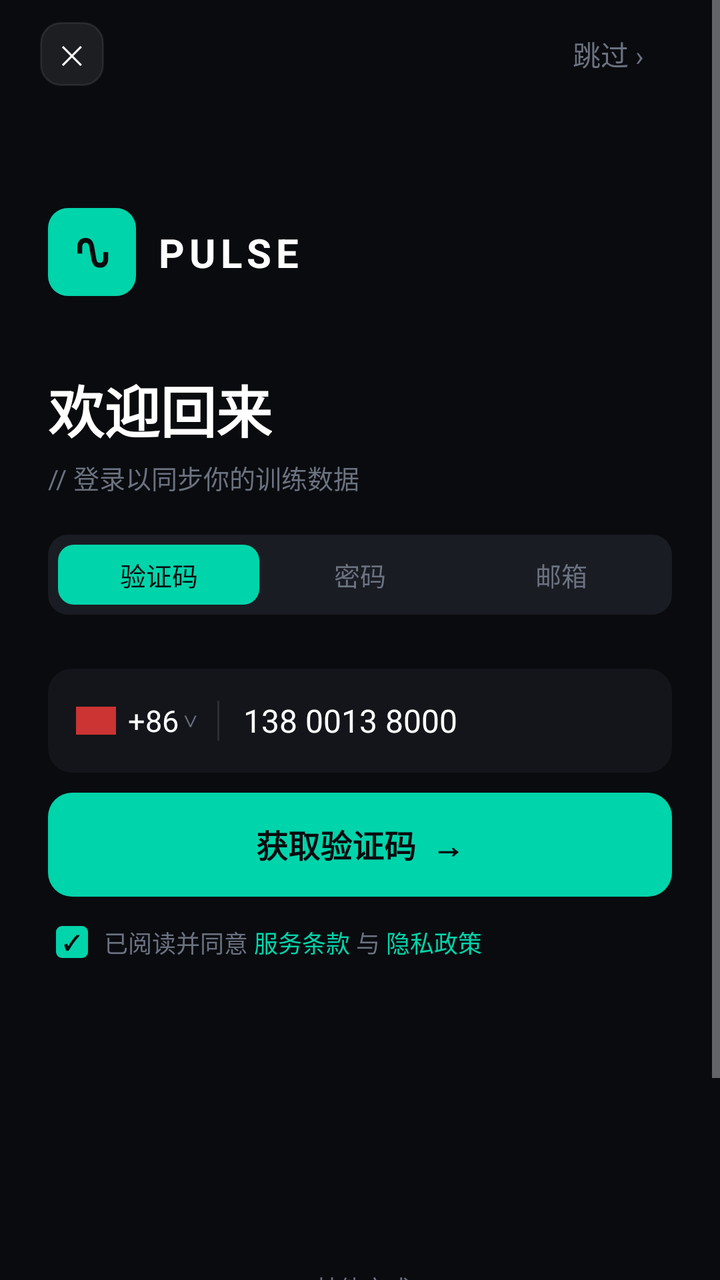
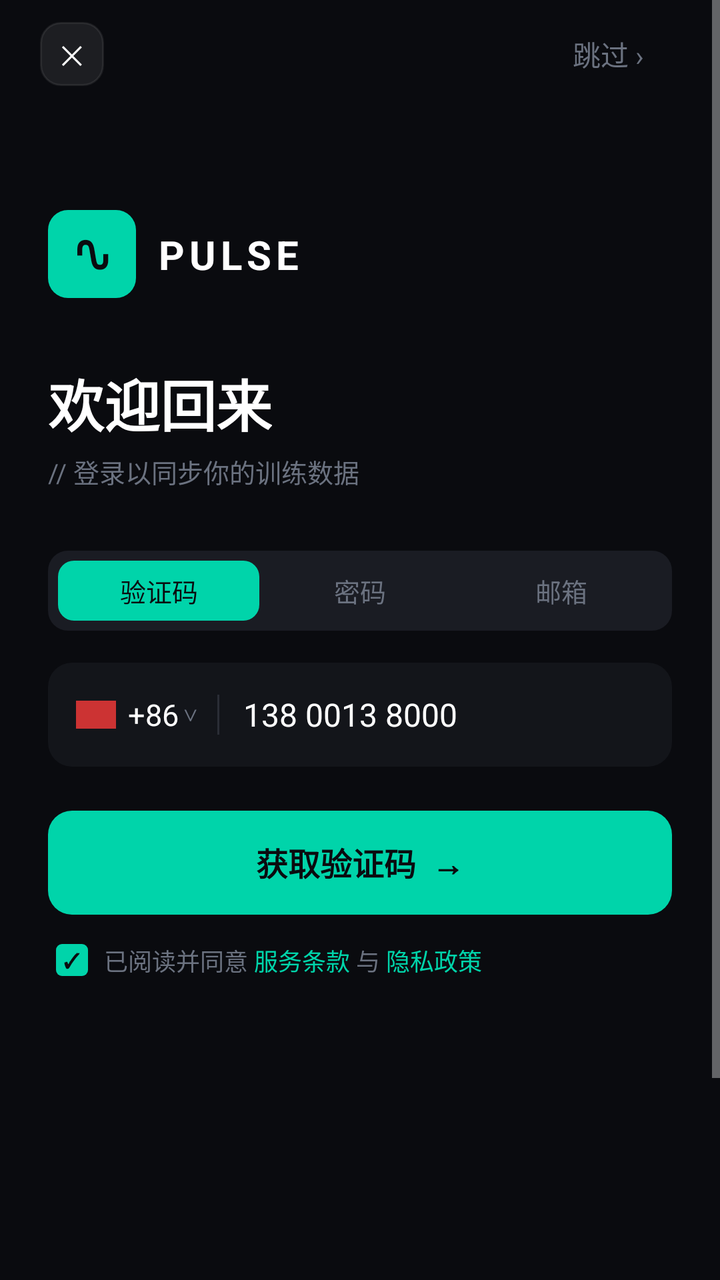

Before-and-after screenshots of an Android layout around one commit, followed by the original layout XML and the change that was made.
<!-- AndroidManifest.xml: application theme AppTheme -->
<!-- res/layout/activity_login.xml -->
<?xml version="1.0" encoding="utf-8"?>
<ScrollView xmlns:android="http://schemas.android.com/apk/res/android"
    xmlns:app="http://schemas.android.com/apk/res-auto"
    android:id="@+id/login_scroll"
    android:layout_width="match_parent"
    android:layout_height="match_parent"
    android:background="@color/login_bg"
    android:fillViewport="true">

    <androidx.constraintlayout.widget.ConstraintLayout
        android:id="@+id/login_root"
        android:layout_width="match_parent"
        android:layout_height="wrap_content"
        android:minHeight="760dp">

        
        <androidx.constraintlayout.widget.ConstraintLayout
            android:id="@+id/login_nav_bar"
            android:layout_width="0dp"
            android:layout_height="54dp"
            app:layout_constraintTop_toTopOf="parent"
            app:layout_constraintStart_toStartOf="parent"
            app:layout_constraintEnd_toEndOf="parent">

            <TextView
                android:id="@+id/login_btn_close"
                android:layout_width="32dp"
                android:layout_height="32dp"
                android:text="✕"
                android:textColor="@color/text_primary"
                android:textSize="13sp"
                android:gravity="center"
                android:background="@drawable/login_bg_close_btn"
                app:layout_constraintStart_toStartOf="parent"
                app:layout_constraintTop_toTopOf="parent"
                app:layout_constraintBottom_toBottomOf="parent"
                android:layout_marginStart="20dp" />

            <TextView
                android:id="@+id/login_btn_skip"
                android:layout_width="wrap_content"
                android:layout_height="wrap_content"
                android:text="跳过 ›"
                android:textColor="@color/login_text_hint"
                android:textSize="14sp"
                app:layout_constraintEnd_toEndOf="parent"
                app:layout_constraintTop_toTopOf="parent"
                app:layout_constraintBottom_toBottomOf="parent"
                android:layout_marginEnd="38dp" />

        </androidx.constraintlayout.widget.ConstraintLayout>

        
        <androidx.constraintlayout.widget.ConstraintLayout
            android:id="@+id/login_logo_section"
            android:layout_width="0dp"
            android:layout_height="wrap_content"
            android:paddingBottom="16dp"
            app:layout_constraintTop_toBottomOf="@+id/login_nav_bar"
            app:layout_constraintStart_toStartOf="parent"
            app:layout_constraintEnd_toEndOf="parent">

            
            <FrameLayout
                android:id="@+id/login_logo_icon_bg"
                android:layout_width="44dp"
                android:layout_height="44dp"
                android:background="@drawable/login_bg_logo_icon"
                app:layout_constraintStart_toStartOf="parent"
                app:layout_constraintTop_toTopOf="parent"
                android:layout_marginStart="24dp"
                android:layout_marginTop="50dp">

                
                <TextView
                    android:id="@+id/login_logo_waveform"
                    android:layout_width="wrap_content"
                    android:layout_height="wrap_content"
                    android:layout_gravity="center"
                    android:text="∿"
                    android:textColor="#0A0B0F"
                    android:textSize="26sp"
                    android:textStyle="bold" />

            </FrameLayout>

            <TextView
                android:id="@+id/login_logo_name"
                android:layout_width="wrap_content"
                android:layout_height="wrap_content"
                android:text="PULSE"
                android:textColor="@color/text_primary"
                android:textSize="20sp"
                android:textStyle="bold"
                android:letterSpacing="0.12"
                app:layout_constraintStart_toEndOf="@+id/login_logo_icon_bg"
                app:layout_constraintTop_toTopOf="@+id/login_logo_icon_bg"
                app:layout_constraintBottom_toBottomOf="@+id/login_logo_icon_bg"
                android:layout_marginStart="10dp" />

        </androidx.constraintlayout.widget.ConstraintLayout>

        
        <LinearLayout
            android:id="@+id/login_title_section"
            android:layout_width="0dp"
            android:layout_height="wrap_content"
            android:orientation="vertical"
            android:paddingStart="24dp"
            android:paddingEnd="24dp"
            android:paddingTop="20dp"
            android:paddingBottom="17dp"
            app:layout_constraintTop_toBottomOf="@+id/login_logo_section"
            app:layout_constraintStart_toStartOf="parent"
            app:layout_constraintEnd_toEndOf="parent">

            <TextView
                android:id="@+id/login_text_title"
                android:layout_width="wrap_content"
                android:layout_height="wrap_content"
                android:text="欢迎回来"
                android:textColor="@color/text_primary"
                android:textSize="28sp"
                android:textStyle="bold" />

            <TextView
                android:id="@+id/login_text_subtitle"
                android:layout_width="wrap_content"
                android:layout_height="wrap_content"
                android:text="// 登录以同步你的训练数据"
                android:textColor="@color/login_text_hint"
                android:textSize="13sp"
                android:layout_marginTop="4dp" />

        </LinearLayout>

        
        <FrameLayout
            android:id="@+id/login_tabs"
            android:layout_width="0dp"
            android:layout_height="40dp"
            android:layout_marginStart="24dp"
            android:layout_marginEnd="24dp"
            android:layout_marginTop="2dp"
            android:background="@drawable/login_bg_tab_container"
            android:padding="5dp"
            app:layout_constraintTop_toBottomOf="@+id/login_title_section"
            app:layout_constraintStart_toStartOf="parent"
            app:layout_constraintEnd_toEndOf="parent">

            <LinearLayout
                android:id="@+id/login_tab_row"
                android:layout_width="match_parent"
                android:layout_height="match_parent"
                android:orientation="horizontal">

                <TextView
                    android:id="@+id/login_tab_code"
                    android:layout_width="0dp"
                    android:layout_height="match_parent"
                    android:layout_weight="1"
                    android:text="验证码"
                    android:textColor="@color/login_bg"
                    android:textSize="13sp"
                    android:gravity="center"
                    android:background="@drawable/login_bg_tab_selected" />

                <TextView
                    android:id="@+id/login_tab_password"
                    android:layout_width="0dp"
                    android:layout_height="match_parent"
                    android:layout_weight="1"
                    android:text="密码"
                    android:textColor="@color/login_text_hint"
                    android:textSize="13sp"
                    android:gravity="center" />

                <TextView
                    android:id="@+id/login_tab_email"
                    android:layout_width="0dp"
                    android:layout_height="match_parent"
                    android:layout_weight="1"
                    android:text="邮箱"
                    android:textColor="@color/login_text_hint"
                    android:textSize="13sp"
                    android:gravity="center" />

            </LinearLayout>

        </FrameLayout>

        
        <LinearLayout
            android:id="@+id/login_field_phone"
            android:layout_width="0dp"
            android:layout_height="52dp"
            android:layout_marginStart="24dp"
            android:layout_marginEnd="24dp"
            android:layout_marginTop="27dp"
            android:orientation="horizontal"
            android:background="@drawable/login_bg_input"
            android:gravity="center_vertical"
            android:paddingStart="14dp"
            android:paddingEnd="14dp"
            app:layout_constraintTop_toBottomOf="@+id/login_tabs"
            app:layout_constraintStart_toStartOf="parent"
            app:layout_constraintEnd_toEndOf="parent">

            
            <View
                android:id="@+id/login_phone_flag"
                android:layout_width="20dp"
                android:layout_height="14dp"
                android:background="#CC3333" />

            <TextView
                android:id="@+id/login_phone_code"
                android:layout_width="wrap_content"
                android:layout_height="wrap_content"
                android:text="+86"
                android:textColor="@color/text_primary"
                android:textSize="15sp"
                android:layout_marginStart="6dp" />

            <TextView
                android:id="@+id/login_phone_chevron"
                android:layout_width="wrap_content"
                android:layout_height="wrap_content"
                android:text=" ∨"
                android:textColor="@color/login_text_hint"
                android:textSize="10sp" />

            <View
                android:id="@+id/login_phone_divider"
                android:layout_width="1dp"
                android:layout_height="20dp"
                android:background="@color/login_divider"
                android:layout_marginStart="10dp"
                android:layout_marginEnd="12dp" />

            <TextView
                android:id="@+id/login_phone_number"
                android:layout_width="0dp"
                android:layout_height="wrap_content"
                android:layout_weight="1"
                android:text="138 0013 8000"
                android:textColor="@color/text_primary"
                android:textSize="16sp" />

        </LinearLayout>

        
        <FrameLayout
            android:id="@+id/login_btn_submit"
            android:layout_width="0dp"
            android:layout_height="52dp"
            android:layout_marginStart="24dp"
            android:layout_marginEnd="24dp"
            android:layout_marginTop="10dp"
            android:background="@drawable/login_bg_btn_cyan"
            app:layout_constraintTop_toBottomOf="@+id/login_field_phone"
            app:layout_constraintStart_toStartOf="parent"
            app:layout_constraintEnd_toEndOf="parent">

            <TextView
                android:id="@+id/login_btn_verify_text"
                android:layout_width="wrap_content"
                android:layout_height="wrap_content"
                android:layout_gravity="center"
                android:text="获取验证码  →"
                android:textColor="@color/login_bg"
                android:textSize="16sp"
                android:textStyle="bold" />

        </FrameLayout>

        
        <LinearLayout
            android:id="@+id/login_agreement_row"
            android:layout_width="0dp"
            android:layout_height="wrap_content"
            android:layout_marginStart="28dp"
            android:layout_marginEnd="24dp"
            android:layout_marginTop="14dp"
            android:orientation="horizontal"
            android:gravity="center_vertical"
            app:layout_constraintTop_toBottomOf="@+id/login_btn_submit"
            app:layout_constraintStart_toStartOf="parent"
            app:layout_constraintEnd_toEndOf="parent">

            
            <FrameLayout
                android:id="@+id/login_agreement_checkbox"
                android:layout_width="16dp"
                android:layout_height="16dp"
                android:background="@drawable/login_bg_checkbox_checked">

                <TextView
                    android:id="@+id/login_agreement_check_icon"
                    android:layout_width="wrap_content"
                    android:layout_height="wrap_content"
                    android:layout_gravity="center"
                    android:text="✓"
                    android:textColor="@color/login_bg"
                    android:textSize="10sp"
                    android:textStyle="bold" />

            </FrameLayout>

            <TextView
                android:id="@+id/login_agreement_prefix"
                android:layout_width="wrap_content"
                android:layout_height="wrap_content"
                android:text="已阅读并同意 "
                android:textColor="@color/login_text_hint"
                android:textSize="12sp"
                android:layout_marginStart="8dp" />

            <TextView
                android:id="@+id/login_agreement_terms"
                android:layout_width="wrap_content"
                android:layout_height="wrap_content"
                android:text="服务条款"
                android:textColor="@color/login_cyan"
                android:textSize="12sp" />

            <TextView
                android:id="@+id/login_agreement_and"
                android:layout_width="wrap_content"
                android:layout_height="wrap_content"
                android:text=" 与 "
                android:textColor="@color/login_text_hint"
                android:textSize="12sp" />

            <TextView
                android:id="@+id/login_agreement_privacy"
                android:layout_width="wrap_content"
                android:layout_height="wrap_content"
                android:text="隐私政策"
                android:textColor="@color/login_cyan"
                android:textSize="12sp" />

        </LinearLayout>

        
        <androidx.constraintlayout.widget.ConstraintLayout
            android:id="@+id/login_divider_section"
            android:layout_width="0dp"
            android:layout_height="16dp"
            android:layout_marginTop="155dp"
            app:layout_constraintTop_toBottomOf="@+id/login_agreement_row"
            app:layout_constraintStart_toStartOf="parent"
            app:layout_constraintEnd_toEndOf="parent">

            <View
                android:id="@+id/login_divider_left"
                android:layout_width="0dp"
                android:layout_height="1dp"
                android:background="@color/login_divider"
                app:layout_constraintStart_toStartOf="parent"
                app:layout_constraintEnd_toStartOf="@+id/login_divider_label"
                app:layout_constraintTop_toTopOf="parent"
                app:layout_constraintBottom_toBottomOf="parent"
                android:layout_marginStart="24dp"
                android:layout_marginEnd="12dp" />

            <TextView
                android:id="@+id/login_divider_label"
                android:layout_width="95dp"
                android:layout_height="wrap_content"
                android:text="OR · 其他方式"
                android:textColor="@color/login_text_hint"
                android:textSize="12sp"
                app:layout_constraintStart_toStartOf="parent"
                app:layout_constraintEnd_toEndOf="parent"
                app:layout_constraintTop_toTopOf="parent"
                app:layout_constraintBottom_toBottomOf="parent" />

            <View
                android:id="@+id/login_divider_right"
                android:layout_width="0dp"
                android:layout_height="1dp"
                android:background="@color/login_divider"
                app:layout_constraintStart_toEndOf="@+id/login_divider_label"
                app:layout_constraintEnd_toEndOf="parent"
                app:layout_constraintTop_toTopOf="parent"
                app:layout_constraintBottom_toBottomOf="parent"
                android:layout_marginStart="12dp"
                android:layout_marginEnd="24dp" />

        </androidx.constraintlayout.widget.ConstraintLayout>

        
        <LinearLayout
            android:id="@+id/login_social_row"
            android:layout_width="0dp"
            android:layout_height="54dp"
            android:layout_marginStart="24dp"
            android:layout_marginEnd="24dp"
            android:layout_marginTop="15dp"
            android:orientation="horizontal"
            android:gravity="center"
            app:layout_constraintTop_toBottomOf="@+id/login_divider_section"
            app:layout_constraintStart_toStartOf="parent"
            app:layout_constraintEnd_toEndOf="parent">

            <FrameLayout
                android:id="@+id/login_btn_wechat"
                android:layout_width="54dp"
                android:layout_height="54dp"
                android:layout_marginEnd="18dp"
                android:background="@drawable/login_bg_icon_btn">
                <TextView
                    android:id="@+id/login_social_wechat_icon"
                    android:layout_width="wrap_content"
                    android:layout_height="wrap_content"
                    android:layout_gravity="center"
                    android:text="微"
                    android:textColor="@color/login_cyan"
                    android:textSize="18sp"
                    android:textStyle="bold" />
            </FrameLayout>

            <FrameLayout
                android:id="@+id/login_btn_apple"
                android:layout_width="54dp"
                android:layout_height="54dp"
                android:layout_marginEnd="18dp"
                android:background="@drawable/login_bg_icon_btn">
                <TextView
                    android:id="@+id/login_social_apple_icon"
                    android:layout_width="wrap_content"
                    android:layout_height="wrap_content"
                    android:layout_gravity="center"
                    android:text=""
                    android:textColor="@color/text_primary"
                    android:textSize="22sp" />
            </FrameLayout>

            <FrameLayout
                android:id="@+id/login_btn_quicklogin"
                android:layout_width="54dp"
                android:layout_height="54dp"
                android:layout_marginEnd="18dp"
                android:background="@drawable/login_bg_icon_btn">
                <TextView
                    android:id="@+id/login_social_phone_icon"
                    android:layout_width="wrap_content"
                    android:layout_height="wrap_content"
                    android:layout_gravity="center"
                    android:text="▦"
                    android:textColor="@color/text_primary"
                    android:textSize="18sp" />
            </FrameLayout>

            <FrameLayout
                android:id="@+id/login_btn_account"
                android:layout_width="54dp"
                android:layout_height="54dp"
                android:background="@drawable/login_bg_icon_btn">
                <TextView
                    android:id="@+id/login_social_guest_icon"
                    android:layout_width="wrap_content"
                    android:layout_height="wrap_content"
                    android:layout_gravity="center"
                    android:text="♟"
                    android:textColor="@color/text_primary"
                    android:textSize="20sp" />
            </FrameLayout>

        </LinearLayout>

        
        <View
            android:id="@+id/login_home_indicator"
            android:layout_width="134dp"
            android:layout_height="5dp"
            android:layout_marginBottom="8dp"
            android:background="@color/login_text_sub"
            app:layout_constraintBottom_toBottomOf="parent"
            app:layout_constraintStart_toStartOf="parent"
            app:layout_constraintEnd_toEndOf="parent" />

    </androidx.constraintlayout.widget.ConstraintLayout>

</ScrollView>
<!-- resources referenced by this layout -->
<resources>
  <color name="login_bg">#0A0B0F</color>
  <color name="login_cyan">#00D4AA</color>
  <color name="login_divider">#2A2D36</color>
  <color name="login_text_hint">#6B7280</color>
  <color name="login_text_sub">#4B5563</color>
  <color name="text_primary">#FFFFFF</color>
  <!-- drawable login_bg_btn_cyan (drawable) -->
  <?xml version="1.0" encoding="utf-8"?>
  <shape xmlns:android="http://schemas.android.com/apk/res/android">
      <solid android:color="@color/login_cyan" />
      <corners android:radius="12dp" />
  </shape>
  <!-- drawable login_bg_checkbox_checked (drawable) -->
  <?xml version="1.0" encoding="utf-8"?>
  <shape xmlns:android="http://schemas.android.com/apk/res/android">
      <solid android:color="@color/login_cyan" />
      <corners android:radius="3dp" />
  </shape>
  <!-- drawable login_bg_close_btn (drawable) -->
  <?xml version="1.0" encoding="utf-8"?>
  <shape xmlns:android="http://schemas.android.com/apk/res/android">
      <solid android:color="#14FFFFFF" />
      <stroke android:width="1dp" android:color="#14FFFFFF" />
      <corners android:radius="10dp" />
  </shape>
  <!-- drawable login_bg_icon_btn (drawable) -->
  <?xml version="1.0" encoding="utf-8"?>
  <shape xmlns:android="http://schemas.android.com/apk/res/android">
      <solid android:color="@color/login_icon_bg" />
      <corners android:radius="27dp" />
  </shape>
  <!-- drawable login_bg_input (drawable) -->
  <?xml version="1.0" encoding="utf-8"?>
  <shape xmlns:android="http://schemas.android.com/apk/res/android">
      <solid android:color="@color/login_input_bg" />
      <corners android:radius="12dp" />
  </shape>
  <!-- drawable login_bg_logo_icon (drawable) -->
  <?xml version="1.0" encoding="utf-8"?>
  <shape xmlns:android="http://schemas.android.com/apk/res/android">
      <solid android:color="@color/login_cyan" />
      <corners android:radius="10dp" />
  </shape>
  <!-- drawable login_bg_tab_container (drawable) -->
  <?xml version="1.0" encoding="utf-8"?>
  <shape xmlns:android="http://schemas.android.com/apk/res/android">
      <solid android:color="@color/login_tab_bg" />
      <corners android:radius="10dp" />
  </shape>
  <!-- drawable login_bg_tab_selected (drawable) -->
  <?xml version="1.0" encoding="utf-8"?>
  <shape xmlns:android="http://schemas.android.com/apk/res/android">
      <solid android:color="@color/login_cyan" />
      <corners android:radius="8dp" />
  </shape>
  <style name="AppTheme" parent="Theme.AppCompat.NoActionBar">
          <item name="colorPrimary">@color/primary</item>
          <item name="colorPrimaryDark">@color/primary_dark</item>
          <item name="colorAccent">@color/accent</item>
          <item name="android:windowBackground">@color/bg_dark</item>
      </style>
  <color name="login_icon_bg">#1E2028</color>
  <color name="login_input_bg">#13151A</color>
  <color name="login_tab_bg">#1A1C23</color>
  <color name="primary">#6200EE</color>
  <color name="primary_dark">#3700B3</color>
  <color name="accent">#03DAC6</color>
  <color name="bg_dark">#0D0D1A</color>
</resources>

<!-- the commit's change to res/layout/activity_login.xml (unified diff, before → after) -->
@@ -69,7 +69,7 @@
                 app:layout_constraintStart_toStartOf="parent"
                 app:layout_constraintTop_toTopOf="parent"
                 android:layout_marginStart="24dp"
-                android:layout_marginTop="50dp">
+                android:layout_marginTop="51dp">
 
                 
                 <TextView
@@ -108,8 +108,8 @@
             android:orientation="vertical"
             android:paddingStart="24dp"
             android:paddingEnd="24dp"
-            android:paddingTop="20dp"
-            android:paddingBottom="17dp"
+            android:paddingTop="16dp"
+            android:paddingBottom="21dp"
             app:layout_constraintTop_toBottomOf="@+id/login_logo_section"
             app:layout_constraintStart_toStartOf="parent"
             app:layout_constraintEnd_toEndOf="parent">
@@ -141,7 +141,7 @@
             android:layout_height="40dp"
             android:layout_marginStart="24dp"
             android:layout_marginEnd="24dp"
-            android:layout_marginTop="2dp"
+            android:layout_marginTop="9dp"
             android:background="@drawable/login_bg_tab_container"
             android:padding="5dp"
             app:layout_constraintTop_toBottomOf="@+id/login_title_section"
@@ -196,7 +196,7 @@
             android:layout_height="52dp"
             android:layout_marginStart="24dp"
             android:layout_marginEnd="24dp"
-            android:layout_marginTop="27dp"
+            android:layout_marginTop="16dp"
             android:orientation="horizontal"
             android:background="@drawable/login_bg_input"
             android:gravity="center_vertical"
@@ -256,7 +256,7 @@
             android:layout_height="52dp"
             android:layout_marginStart="24dp"
             android:layout_marginEnd="24dp"
-            android:layout_marginTop="10dp"
+            android:layout_marginTop="22dp"
             android:background="@drawable/login_bg_btn_cyan"
             app:layout_constraintTop_toBottomOf="@+id/login_field_phone"
             app:layout_constraintStart_toStartOf="parent"
@@ -347,7 +347,7 @@
             android:id="@+id/login_divider_section"
             android:layout_width="0dp"
             android:layout_height="16dp"
-            android:layout_marginTop="155dp"
+            android:layout_marginTop="156dp"
             app:layout_constraintTop_toBottomOf="@+id/login_agreement_row"
             app:layout_constraintStart_toStartOf="parent"
             app:layout_constraintEnd_toEndOf="parent">
